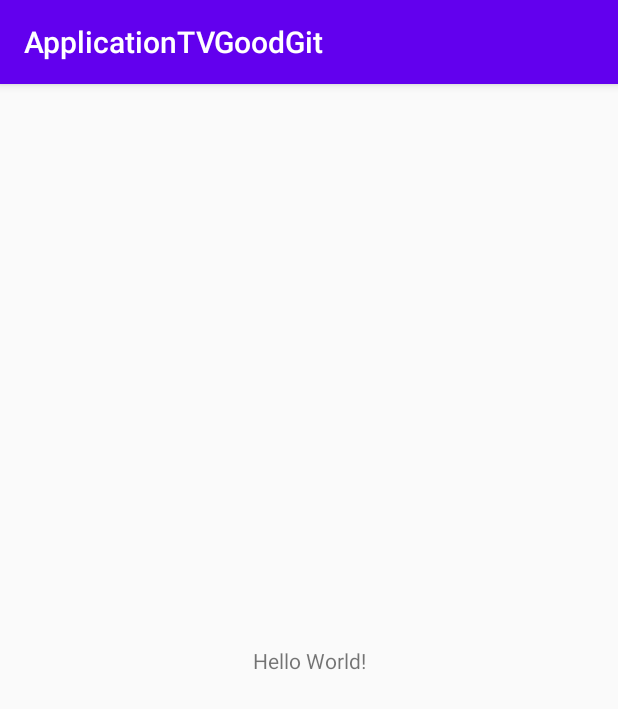
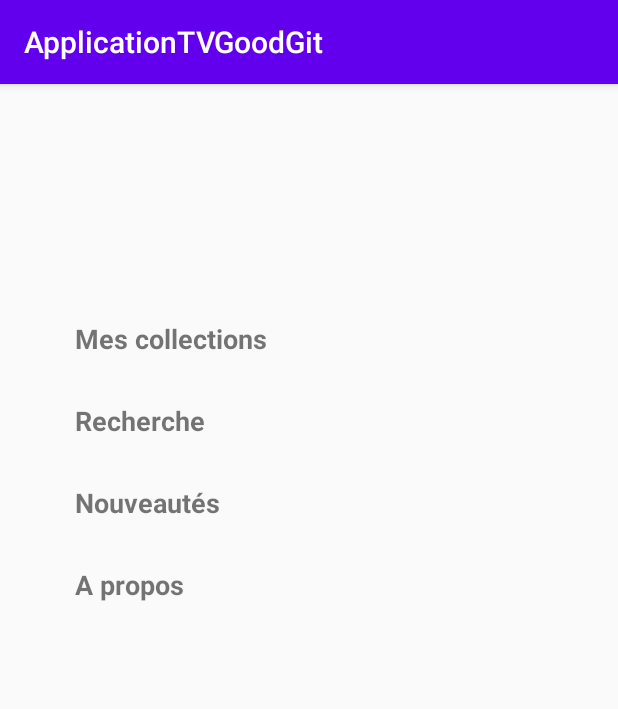
Before and after one commit to ivann-galic/appliTv, an Android app: the screen it shows after launch (MainActivity), on a phone screen of 412 x 824 dp. Shown: the top 709 px of the screen. Run offline under Robolectric (Android 15) with nearby library versions, the phone set to English and light mode, and no system bars.

Commit message:
onglets mainActivity

```diff
--- a/ApplicationTvGoodGit/app/src/main/res/layout/activity_main.xml
+++ b/ApplicationTvGoodGit/app/src/main/res/layout/activity_main.xml
@@ -7,12 +7,62 @@
     tools:context=".MainActivity">
 
     <TextView
+        android:id="@+id/textViewCollections"
         android:layout_width="wrap_content"
         android:layout_height="wrap_content"
-        android:text="Hello World!"
+        android:layout_marginStart="50dp"
+        android:text="Mes collections"
+        android:textSize="18sp"
+        android:textStyle="bold"
         app:layout_constraintBottom_toBottomOf="parent"
+        app:layout_constraintHorizontal_bias="0.0"
         app:layout_constraintLeft_toLeftOf="parent"
         app:layout_constraintRight_toRightOf="parent"
-        app:layout_constraintTop_toTopOf="parent" />
+        app:layout_constraintStart_toStartOf="parent"
+        app:layout_constraintTop_toTopOf="parent"
+        app:layout_constraintVertical_bias="0.212" />
+
+    <TextView
+        android:id="@+id/textViewNouveautés"
+        android:layout_width="wrap_content"
+        android:layout_height="wrap_content"
+        android:layout_marginStart="50dp"
+        android:layout_marginTop="30dp"
+        android:text="Nouveautés"
+        android:textSize="18sp"
+        android:textStyle="bold"
+        app:layout_constraintEnd_toEndOf="parent"
+        app:layout_constraintHorizontal_bias="0.0"
+        app:layout_constraintStart_toStartOf="parent"
+        app:layout_constraintTop_toBottomOf="@+id/textViewRecherche" />
+
+    <TextView
+        android:id="@+id/textViewRecherche"
+        android:layout_width="wrap_content"
+        android:layout_height="wrap_content"
+        android:layout_marginStart="50dp"
+        android:layout_marginTop="30dp"
+        android:text="Recherche"
+        android:textSize="18sp"
+        android:textStyle="bold"
+        app:layout_constraintEnd_toEndOf="parent"
+        app:layout_constraintHorizontal_bias="0.0"
+        app:layout_constraintStart_toStartOf="parent"
+        app:layout_constraintTop_toBottomOf="@+id/textViewCollections" />
+
+    <TextView
+        android:id="@+id/textViewAPropos"
+        android:layout_width="wrap_content"
+        android:layout_height="wrap_content"
+        android:layout_marginStart="50dp"
+        android:layout_marginTop="30dp"
+        android:text="A propos"
+        android:textSize="18sp"
+        android:textStyle="bold"
+        app:layout_constraintEnd_toEndOf="parent"
+        app:layout_constraintHorizontal_bias="0.0"
+        app:layout_constraintStart_toStartOf="parent"
+        app:layout_constraintTop_toBottomOf="@+id/textViewNouveautés" />
+
 
 </androidx.constraintlayout.widget.ConstraintLayout>
```
